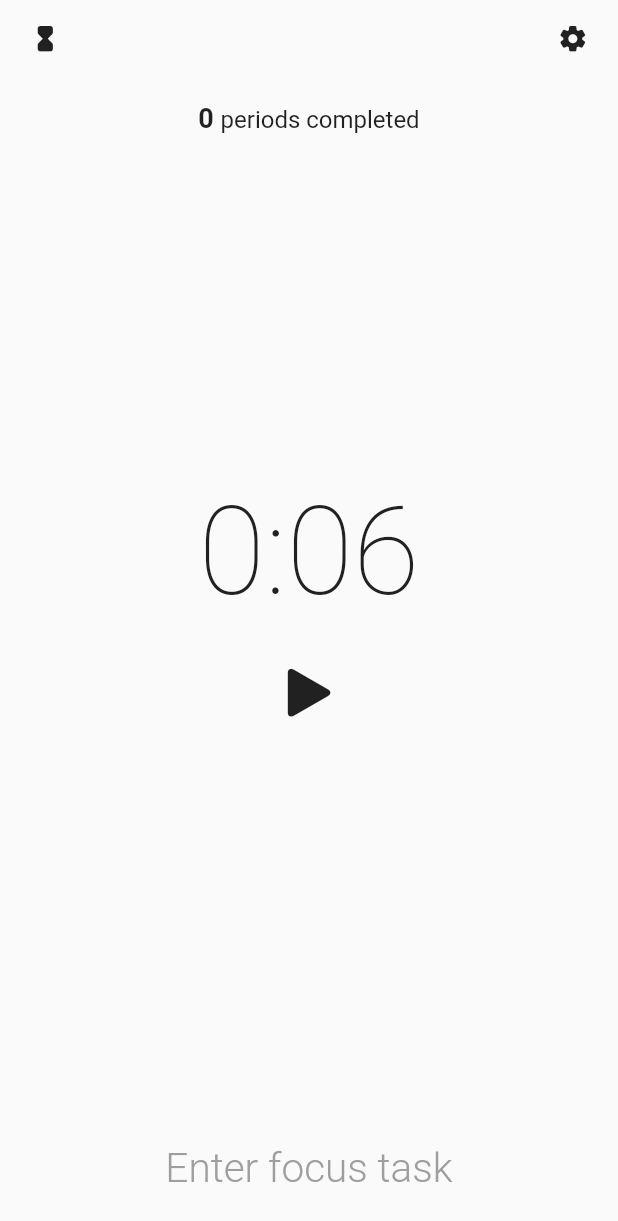
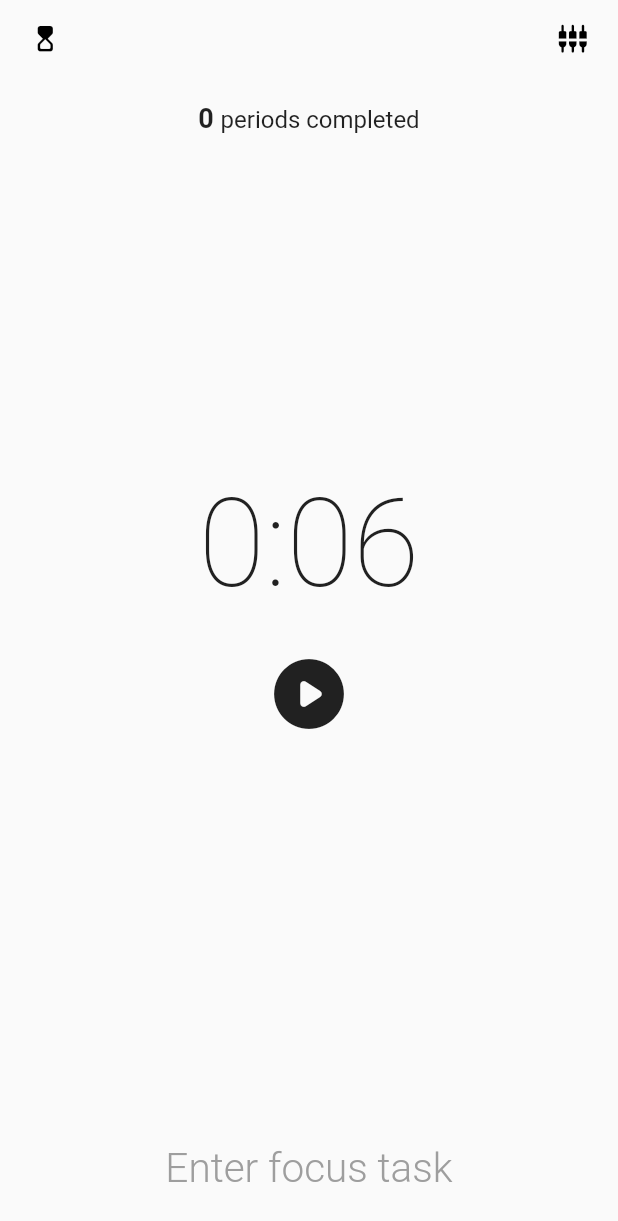
Before and after one commit to Edorin9/owolf, a Flutter app: the screen it shows after launch, on a phone screen of 412 x 824 dp. Shown: the top 1221 px of the screen. Run offline on Flutter 3.47's test engine with Material 2 defaults, Android fonts, the phone set to English and light mode, and no system bars; our stand-ins replace dart_mappable, flutter_bloc, flutter_hooks, go_router; missing offline and left inert: flutter_ringtone_player; generated files the repository leaves out were written again.

Commit message:
icon changes

```diff
--- a/lib/home/widgets/header_actions.dart
+++ b/lib/home/widgets/header_actions.dart
@@ -41,9 +41,9 @@ class _ToggleButton extends StatelessWidget {
           return Icon(
             switch (mode) {
               WorkMode.fluid => Icons.timer_rounded,
-              WorkMode.periodic => Icons.hourglass_full_rounded
+              WorkMode.periodic => Icons.hourglass_top_rounded
             },
-            color: Colors.grey.shade900,
+            color: Colors.black,
           );
         },
       ),
@@ -58,9 +58,9 @@ class _SettingsButton extends StatelessWidget {
   Widget build(BuildContext context) {
     return CupertinoButton(
       onPressed: () => debugPrint('settings'),
-      child: Icon(
-        Icons.settings_rounded,
-        color: Colors.grey.shade900,
+      child: const Icon(
+        Icons.settings_input_component_rounded,
+        color: Colors.black,
       ),
     );
   }
--- a/lib/home/widgets/timer.dart
+++ b/lib/home/widgets/timer.dart
@@ -46,10 +46,10 @@ class Timer extends StatelessWidget {
               minSize: 0,
               child: Icon(
                 state.status == HomeStateStatus.running
-                    ? CupertinoIcons.stop_fill
-                    : CupertinoIcons.play_arrow_solid,
+                    ? Icons.stop_circle_rounded
+                    : Icons.play_circle_rounded,
                 color: Colors.grey.shade900,
-                size: 45,
+                size: 56,
               ),
             ),
           ),
```
